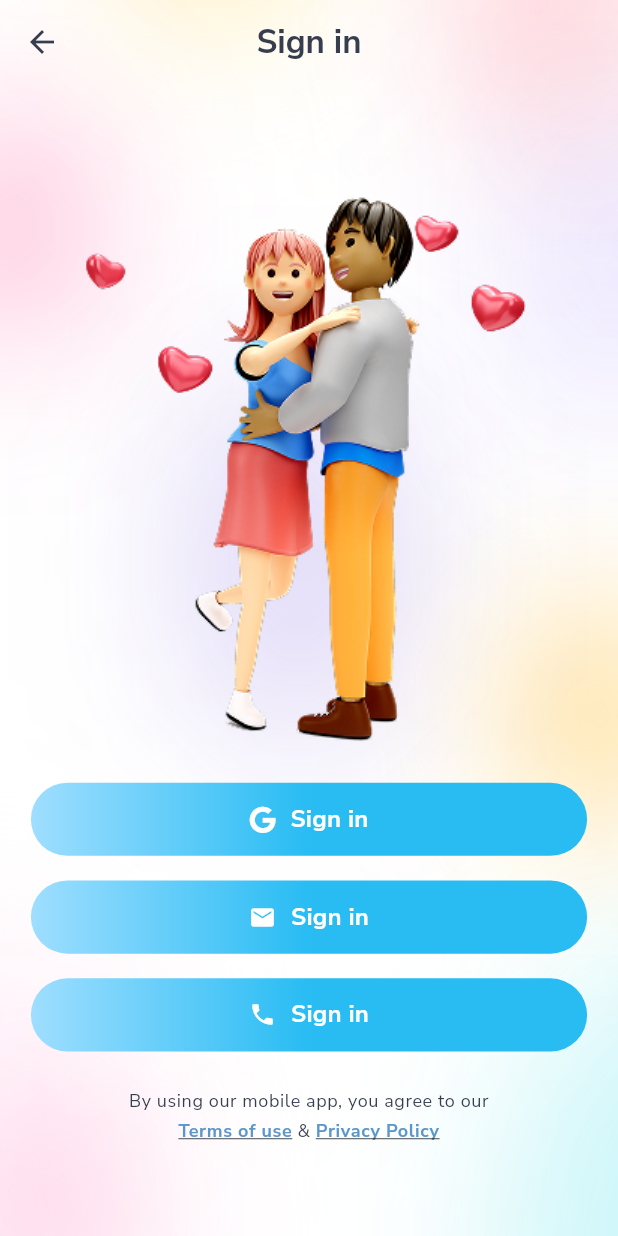
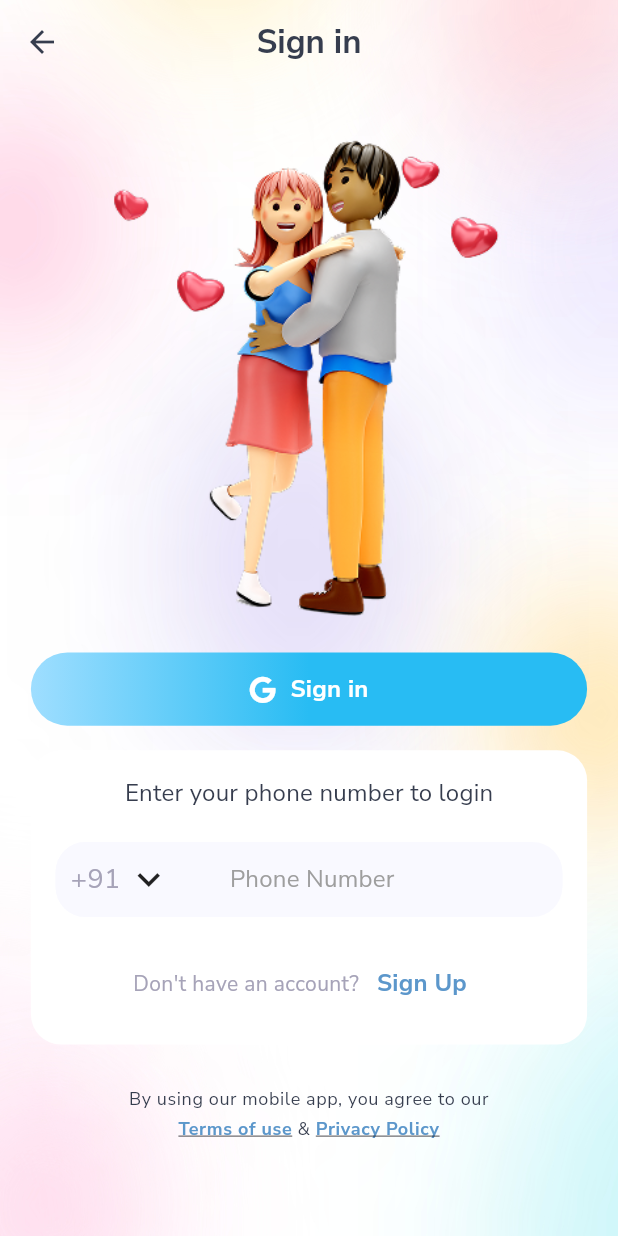
Before and after one commit to Igoraza/BSTY, a Flutter app: the screen it shows after launch, after a tap on "Get Started", on a phone screen of 412 x 824 dp. Run offline on Flutter 3.47's test engine with Material 3 defaults, Android fonts, the phone set to English and light mode, and no system bars; our stand-ins replace cached_network_image, camera, carousel_slider, cloud_firestore, device_preview, dio and 32 more; missing offline and left inert: agora_rtc_engine, align_positioned, crop_image, flutter_callkit_incoming, flutter_portal, in_app_purchase_android and 5 more; accounts and stored records are empty; network calls fail; project files that could hold a hidden picture were left out.

Commit message:
Bug fixes

```diff
--- a/lib/common_widgets/upgrade_plan.dart
+++ b/lib/common_widgets/upgrade_plan.dart
@@ -508,9 +508,10 @@ class UpgradePlanScreenState extends State<UpgradePlanScreen> {
   }
 
   void _startPurchase() async {
+    log("Starting purchase");
     // Run diagnostics first if store is not available
     if (!await _inAppPurchase.isAvailable()) {
-      print('Store not available - running diagnostics...');
+      log('Store not available - running diagnostics...');
       await _runIAPDiagnostics();
 
       showDialog(
--- a/lib/features/auth/pages/initial/sign_in_page.dart
+++ b/lib/features/auth/pages/initial/sign_in_page.dart
@@ -1,3 +1,4 @@
+import 'dart:developer';
 import 'dart:io';
 
 import 'package:bsty/features/auth/models/verify_otp_args.dart';
@@ -37,18 +38,19 @@ class SignInPage extends StatelessWidget {
     /// [ Functions ]
 
     Future<void> signIn() async {
+      log("Signing in");
       final authProvider = context.read<AuthProvider>();
       final reqId = DateTime.now().millisecondsSinceEpoch.toString();
       final phone = _phoneCode.text.substring(1) + _phoneNum.text;
-      await authProvider.login(context, phone, reqId).then((value) {
-        if (value) {
+      await authProvider.login(context, phone, reqId).then((requestId) {
+        if (requestId != null) {
           Navigator.pushNamed(
             context,
             VerifyOtp.routeName,
             arguments: VerifyOtpArgs(
               isLoggingIn: true,
               phone: phone,
-              requestId: reqId,
+              requestId: requestId,
             ),
           );
         }
@@ -80,8 +82,7 @@ class SignInPage extends StatelessWidget {
       ],
     );
 
-    final termsAndConditions = Center(
-      child: RichText(
+    final termsAndConditions = RichText(
       textAlign: TextAlign.center,
       text: TextSpan(
         text: 'By using our mobile app, you agree to our\n',
@@ -106,10 +107,7 @@ class SignInPage extends StatelessWidget {
                 );
               },
           ),
-            TextSpan(
-              text: ' & ',
-              style: Theme.of(context).textTheme.bodySmall!,
-            ),
+          TextSpan(text: ' & ', style: Theme.of(context).textTheme.bodySmall!),
           TextSpan(
             text: 'Privacy Policy',
             style: Theme.of(context).textTheme.bodySmall!.merge(
@@ -128,7 +126,6 @@ class SignInPage extends StatelessWidget {
               },
           ),
         ],
-        ),
       ),
     );
 
@@ -245,35 +242,34 @@ class SignInPage extends StatelessWidget {
 
     return BackgroundImage(
       child: Scaffold(
+        resizeToAvoidBottomInset: true, // ✅ keeps screen moving up
         appBar: AppBar(title: const Text('Sign in')),
-        body: Padding(
-          padding: EdgeInsets.all(
-            appWidth * 0.05,
-          ).copyWith(bottom: appHeight * 0.05),
+        body: SafeArea(
+          child: Padding(
+            padding: EdgeInsets.only(
+              left: appWidth * 0.05,
+              right: appWidth * 0.05,
+              top: appWidth * 0.02,
+              // bottom: MediaQuery.of(
+              //   context,
+              // ).viewInsets.bottom, // ✅ adds space for keyboard
+            ),
+            child: SingleChildScrollView(
+              // ✅ make full content scrollable
               child: Column(
                 crossAxisAlignment: CrossAxisAlignment.stretch,
                 children: [
-              Expanded(
-                child: Column(
-                  mainAxisAlignment: MainAxisAlignment.center,
-                  children: [
-                    Image.asset('assets/images/auth/login.png'),
-                    // SizedBox(height: appHeight * 0.05),
+                  SizedBox(
+                    height: appHeight * 0.45,
+                    child: Image.asset('assets/images/auth/login.png'),
+                  ),
                   signInWithGoogleBtn,
                   if (Platform.isIOS) SizedBox(height: appHeight * 0.01),
                   if (Platform.isIOS)
                     Row(
                       children: [
                         SizedBox(width: appWidth * 0.03),
-                          const Expanded(
-                            child: Divider(
-                              // thickness: 4,
-                              // height: 4,
-                              // indent: appWidth * 0.2,
-                              // endIndent: appWidth * 0.2,
-                              color: AppColors.grey,
-                            ),
-                          ),
+                        const Expanded(child: Divider(color: AppColors.grey)),
                         SizedBox(width: appWidth * 0.03),
                         Text(
                           'or',
@@ -288,40 +284,8 @@ class SignInPage extends StatelessWidget {
                   if (Platform.isIOS) SizedBox(height: appHeight * 0.01),
                   if (Platform.isIOS) signInWithAppleBtn,
                   SizedBox(height: appHeight * 0.01),
-
-                    Platform.isIOS
-                        ? Row(
-                            children: [
-                              SizedBox(width: appWidth * 0.03),
-                              const Expanded(
-                                child: Divider(
-                                  // thickness: 4,
-                                  // height: 4,
-                                  // indent: appWidth * 0.2,
-                                  // endIndent: appWidth * 0.2,
-                                  color: AppColors.grey,
-                                ),
-                              ),
-                              SizedBox(width: appWidth * 0.03),
-                              Text(
-                                'or',
-                                style: Theme.of(context).textTheme.titleMedium!
-                                    .copyWith(color: AppColors.grey),
-                              ),
-                              SizedBox(width: appWidth * 0.03),
-                              const Expanded(
-                                child: Divider(color: AppColors.grey),
-                              ),
-                              SizedBox(width: appWidth * 0.03),
-                            ],
-                          )
-                        : const SizedBox.shrink(),
-                    SizedBox(height: appHeight * 0.01),
-                    signInWithEmailBtn,
-                    SizedBox(height: appHeight * 0.02),
-                    signInWithPhoneNumberBtn,
-                    Platform.isIOS
-                        ? InkWell(
+                  if (Platform.isIOS)
+                    InkWell(
                       onTap: () => Navigator.pushNamed(
                         context,
                         EmailSignInPage.routeName,
@@ -339,34 +303,40 @@ class SignInPage extends StatelessWidget {
                           textAlign: TextAlign.center,
                         ),
                       ),
-                          )
-                        : const SizedBox.shrink(),
-
-                    /// This is currently commented out because we are not using phone number login
-                    // Container(
-                    //     padding: EdgeInsets.all(appHeight * 0.02),
-                    //     decoration: BoxDecoration(
-                    //         color: Colors.white,
-                    //         borderRadius: BorderRadius.circular(20)),
-                    //     child: Column(children: [
-                    //       Text(
-                    //         'Enter your phone number to login',
-                    //         style: Theme.of(context).textTheme.bodyLarge,
-                    //       ),
-                    //       gapV025,
-                    //       PhoneNumberField(
-                    //           phoneCodeController: _phoneCode,
-                    //           phoneNumController: _phoneNum),
-                    //       gapV025,
-                    //       switchToSignUp
-                    //     ]))
+                    ),
+                  SizedBox(height: appHeight * 0.01),
+                  Container(
+                    padding: EdgeInsets.all(appHeight * 0.02),
+                    decoration: BoxDecoration(
+                      color: Colors.white,
+                      borderRadius: BorderRadius.circular(20),
+                    ),
+                    child: Column(
+                      children: [
+                        Text(
+                          'Enter your phone number to login',
+                          style: Theme.of(context).textTheme.bodyLarge,
+                        ),
+                        gapV025,
+                        PhoneNumberField(
+                          phoneCodeController: _phoneCode,
+                          phoneNumController: _phoneNum,
+                          onSubmitted: (value) {
+                            signIn();
+                          },
+                        ),
+                        gapV025,
+                        switchToSignUp,
                       ],
                     ),
                   ),
+                  SizedBox(height: 24),
+                  // Spacer(),
                   termsAndConditions,
-              gapV025,
-              // signInBtn
+                  SizedBox(height: 24),
                 ],
+              ),
+            ),
           ),
         ),
       ),
--- a/lib/features/auth/widgets/phone_number_field.dart
+++ b/lib/features/auth/widgets/phone_number_field.dart
@@ -7,14 +7,16 @@ import '../../../utils/theme/colors.dart';
 typedef StringCallback = void Function(String val);
 
 class PhoneNumberField extends StatefulWidget {
-  const PhoneNumberField({
+  PhoneNumberField({
     Key? key,
     required this.phoneNumController,
     required this.phoneCodeController,
+    this.onSubmitted,
   }) : super(key: key);
 
   final TextEditingController phoneNumController;
   final TextEditingController phoneCodeController;
+  Function(String)? onSubmitted;
 
   @override
   State<PhoneNumberField> createState() => _PhoneNumberFieldState();
@@ -84,6 +86,7 @@ class _PhoneNumberFieldState extends State<PhoneNumberField> {
                   borderRadius: BorderRadius.all(Radius.circular(20)),
                 ),
               ),
+              onSubmitted: widget.onSubmitted,
             ),
           ),
         ],
--- a/lib/features/people/views/detailed/person_details_page.dart
+++ b/lib/features/people/views/detailed/person_details_page.dart
@@ -528,7 +528,9 @@ class _PersonDetailedPageState extends State<PersonDetailedPage> {
                                             SizedBox(height: appHeight * 0.005),
                                             Text(
                                               DateFormat('dd-MM-yyyy').format(
-                                                DateTime.parse(person.created),
+                                                DateTime.parse(
+                                                  person.created ?? "",
+                                                ),
                                               ),
                                             ),
                                           ],
--- a/pubspec.yaml
+++ b/pubspec.yaml
@@ -2,7 +2,7 @@ name: bsty
 description: "A dating app"
 # The following line prevents the package from being accidentally published to
 # pub.dev using `flutter pub publish`. This is preferred for private packages.
-publish_to: 'none' # Remove this line if you wish to publish to pub.dev
+publish_to: "none" # Remove this line if you wish to publish to pub.dev
 
 # The following defines the version and build number for your application.
 # A version number is three numbers separated by dots, like 1.2.43
@@ -16,7 +16,7 @@ publish_to: 'none' # Remove this line if you wish to publish to pub.dev
 # https://developer.apple.com/library/archive/documentation/General/Reference/InfoPlistKeyReference/Articles/CoreFoundationKeys.html
 # In Windows, build-name is used as the major, minor, and patch parts
 # of the product and file versions while build-number is used as the build suffix.
-version: 1.0.2+5
+version: 1.1.0+7
 
 environment:
   sdk: ^3.8.0
```
Also changed, not shown: lib/features/auth/pages/verification/verify_otp_page.dart (+6 -4 lines), lib/features/auth/pages/verification/verify_phone_page.dart (+7 -5 lines), lib/features/auth/services/auth_provider.dart (+44 -19 lines), lib/features/people/models/person_profile.dart (+66 -34 lines), lib/features/people/services/people_provider.dart (+17 -5 lines), lib/features/profile/models/user_profile.dart (+50 -30 lines), lib/features/profile/pages/edit_profile.dart (+83 -44 lines), lib/features/profile/services/edit_profile_provider.dart (+8 -1 lines), 3 other files. Lines whose indentation alone changed are shown as unchanged.
